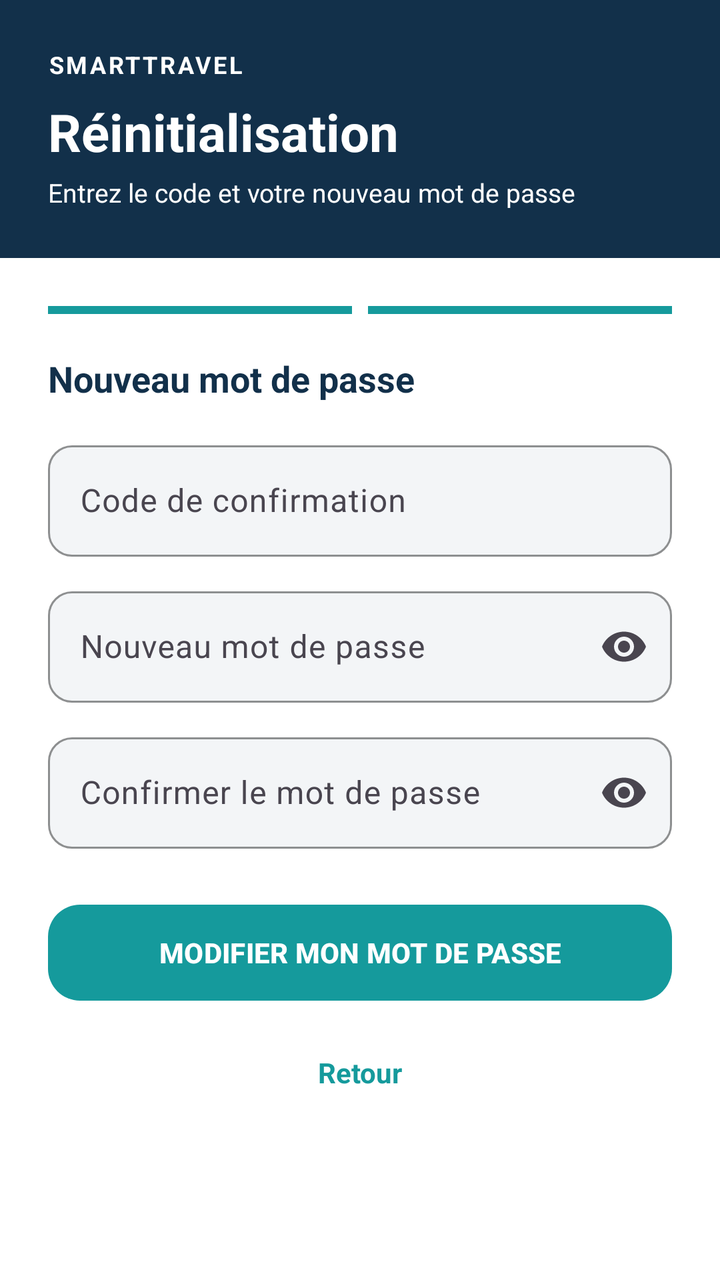
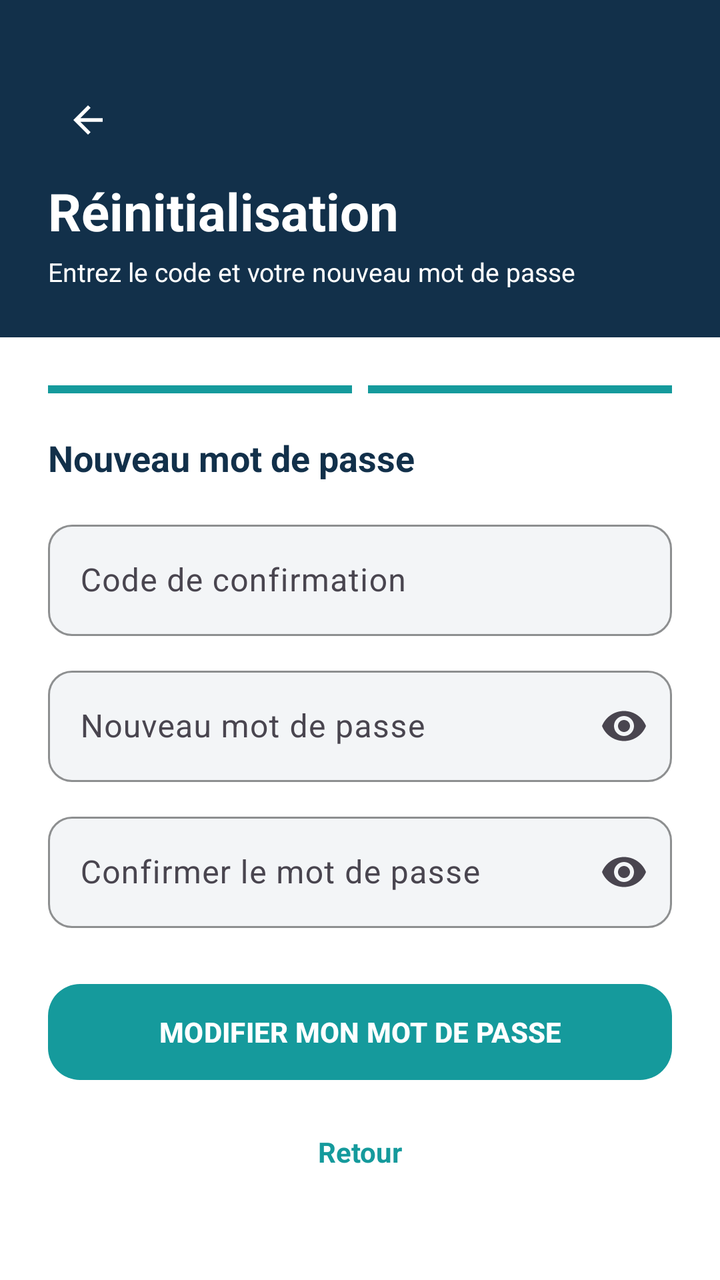

Screens rendered from an Android XML layout before and after an edit, with the pre-edit source and the edit as a unified diff.
<!-- AndroidManifest.xml: application theme Theme.SmartTravel -->
<!-- res/layout/fragment_reset_password.xml -->
<?xml version="1.0" encoding="utf-8"?>
<ScrollView xmlns:android="http://schemas.android.com/apk/res/android"
    xmlns:app="http://schemas.android.com/apk/res-auto"
    android:layout_width="match_parent"
    android:layout_height="match_parent"
    android:fillViewport="true">

    <LinearLayout
        android:layout_width="match_parent"
        android:layout_height="wrap_content"
        android:orientation="vertical">

        <LinearLayout
            android:layout_width="match_parent"
            android:layout_height="wrap_content"
            android:background="@color/navy"
            android:orientation="vertical"
            android:padding="24dp">

            <TextView
                android:layout_width="wrap_content"
                android:layout_height="wrap_content"
                android:letterSpacing="0.1"
                android:text="SMARTTRAVEL"
                android:textColor="@color/white"
                android:textSize="12sp"
                android:textStyle="bold" />

            <TextView
                android:layout_width="wrap_content"
                android:layout_height="wrap_content"
                android:layout_marginTop="8dp"
                android:text="Réinitialisation"
                android:textColor="@color/white"
                android:textSize="26sp"
                android:textStyle="bold" />

            <TextView
                android:layout_width="wrap_content"
                android:layout_height="wrap_content"
                android:layout_marginTop="4dp"
                android:text="Entrez le code et votre nouveau mot de passe"
                android:textColor="@color/white"
                android:textSize="13sp" />
        </LinearLayout>

        <LinearLayout
            android:layout_width="match_parent"
            android:layout_height="wrap_content"
            android:orientation="vertical"
            android:padding="24dp">

            <LinearLayout
                android:layout_width="match_parent"
                android:layout_height="wrap_content"
                android:orientation="horizontal">

                <View
                    android:layout_width="0dp"
                    android:layout_height="4dp"
                    android:layout_marginEnd="4dp"
                    android:layout_weight="1"
                    android:background="@color/teal" />

                <View
                    android:layout_width="0dp"
                    android:layout_height="4dp"
                    android:layout_marginStart="4dp"
                    android:layout_weight="1"
                    android:background="@color/teal" />
            </LinearLayout>

            <TextView
                android:layout_width="wrap_content"
                android:layout_height="wrap_content"
                android:layout_marginTop="20dp"
                android:text="Nouveau mot de passe"
                android:textColor="@color/navy"
                android:textSize="18sp"
                android:textStyle="bold" />

            <com.google.android.material.textfield.TextInputLayout
                android:id="@+id/tilCode"
                style="@style/Widget.SmartTravel.Input"
                android:layout_width="match_parent"
                android:layout_height="wrap_content"
                android:layout_marginTop="16dp"
                android:hint="Code de confirmation">

                <com.google.android.material.textfield.TextInputEditText
                    android:id="@+id/etCode"
                    android:layout_width="match_parent"
                    android:layout_height="wrap_content"
                    android:inputType="number"
                    android:maxLength="6" />
            </com.google.android.material.textfield.TextInputLayout>

            <com.google.android.material.textfield.TextInputLayout
                android:id="@+id/tilPassword"
                style="@style/Widget.SmartTravel.Input"
                android:layout_width="match_parent"
                android:layout_height="wrap_content"
                android:layout_marginTop="12dp"
                android:hint="Nouveau mot de passe"
                app:endIconMode="password_toggle">

                <com.google.android.material.textfield.TextInputEditText
                    android:id="@+id/etPassword"
                    android:layout_width="match_parent"
                    android:layout_height="wrap_content"
                    android:inputType="textPassword" />
            </com.google.android.material.textfield.TextInputLayout>

            <com.google.android.material.textfield.TextInputLayout
                android:id="@+id/tilConfirm"
                style="@style/Widget.SmartTravel.Input"
                android:layout_width="match_parent"
                android:layout_height="wrap_content"
                android:layout_marginTop="12dp"
                android:hint="Confirmer le mot de passe"
                app:endIconMode="password_toggle">

                <com.google.android.material.textfield.TextInputEditText
                    android:id="@+id/etConfirm"
                    android:layout_width="match_parent"
                    android:layout_height="wrap_content"
                    android:inputType="textPassword" />
            </com.google.android.material.textfield.TextInputLayout>

            <com.google.android.material.button.MaterialButton
                android:id="@+id/btnReset"
                android:layout_width="match_parent"
                android:layout_height="56dp"
                android:layout_marginTop="24dp"
                android:text="MODIFIER MON MOT DE PASSE"
                android:textStyle="bold"
                app:cornerRadius="16dp" />

            <TextView
                android:id="@+id/tvBack"
                android:layout_width="match_parent"
                android:layout_height="wrap_content"
                android:layout_marginTop="8dp"
                android:gravity="center"
                android:minHeight="48dp"
                android:text="Retour"
                android:textColor="@color/teal"
                android:textStyle="bold" />
        </LinearLayout>
    </LinearLayout>
</ScrollView>
<!-- resources referenced by this layout -->
<resources>
  <color name="navy">#12304A</color>
  <color name="teal">#159A9C</color>
  <color name="white">#FFFFFFFF</color>
  <style name="Widget.SmartTravel.Input" parent="Widget.Material3.TextInputLayout.OutlinedBox">
          <item name="boxBackgroundColor">@color/gray_light</item>
          <item name="boxStrokeColor">@color/teal</item>
          <item name="boxCornerRadiusTopStart">12dp</item>
          <item name="boxCornerRadiusTopEnd">12dp</item>
          <item name="boxCornerRadiusBottomStart">12dp</item>
          <item name="boxCornerRadiusBottomEnd">12dp</item>
      </style>
  <style name="Theme.SmartTravel" parent="Theme.Material3.Light.NoActionBar">
          <item name="colorPrimary">@color/teal</item>
          <item name="colorOnPrimary">@color/white</item>
          <item name="colorSecondary">@color/orange_soft</item>
          <item name="android:windowBackground">@color/white</item>
          <item name="android:statusBarColor">@color/navy</item>
      </style>
  <color name="gray_light">#F3F5F7</color>
  <color name="orange_soft">#F4A261</color>
</resources>

<!-- the commit's change to res/layout/fragment_reset_password.xml (unified diff, before → after) -->
@@ -17,14 +17,17 @@
             android:orientation="vertical"
             android:padding="24dp">
 
-            <TextView
-                android:layout_width="wrap_content"
-                android:layout_height="wrap_content"
-                android:letterSpacing="0.1"
-                android:text="SMARTTRAVEL"
-                android:textColor="@color/white"
-                android:textSize="12sp"
-                android:textStyle="bold" />
+            <ImageView
+                android:id="@+id/btnBack"
+                android:layout_width="40dp"
+                android:layout_height="40dp"
+                android:layout_marginTop="16dp"
+                android:background="?attr/selectableItemBackgroundBorderless"
+                android:clickable="true"
+                android:focusable="true"
+                android:padding="9dp"
+                android:src="@drawable/ic_arrow_back"
+                app:tint="@color/white" />
 
             <TextView
                 android:layout_width="wrap_content"
<!-- resource entries referenced after the edit -->
@@ -3,6 +3,12 @@
   <color name="navy">#12304A</color>
   <color name="teal">#159A9C</color>
   <color name="white">#FFFFFFFF</color>
+  <!-- drawable ic_arrow_back (drawable) -->
+  <vector xmlns:android="http://schemas.android.com/apk/res/android" android:autoMirrored="true" android:height="24dp" android:tint="#000000" android:viewportHeight="960" android:viewportWidth="960" android:width="24dp">
+        
+      <path android:fillColor="@android:color/white" android:pathData="M313,520L537,744L480,800L160,480L480,160L537,216L313,440L800,440L800,520L313,520Z"/>
+      
+  </vector>
   <style name="Widget.SmartTravel.Input" parent="Widget.Material3.TextInputLayout.OutlinedBox">
           <item name="boxBackgroundColor">@color/gray_light</item>
           <item name="boxStrokeColor">@color/teal</item>
